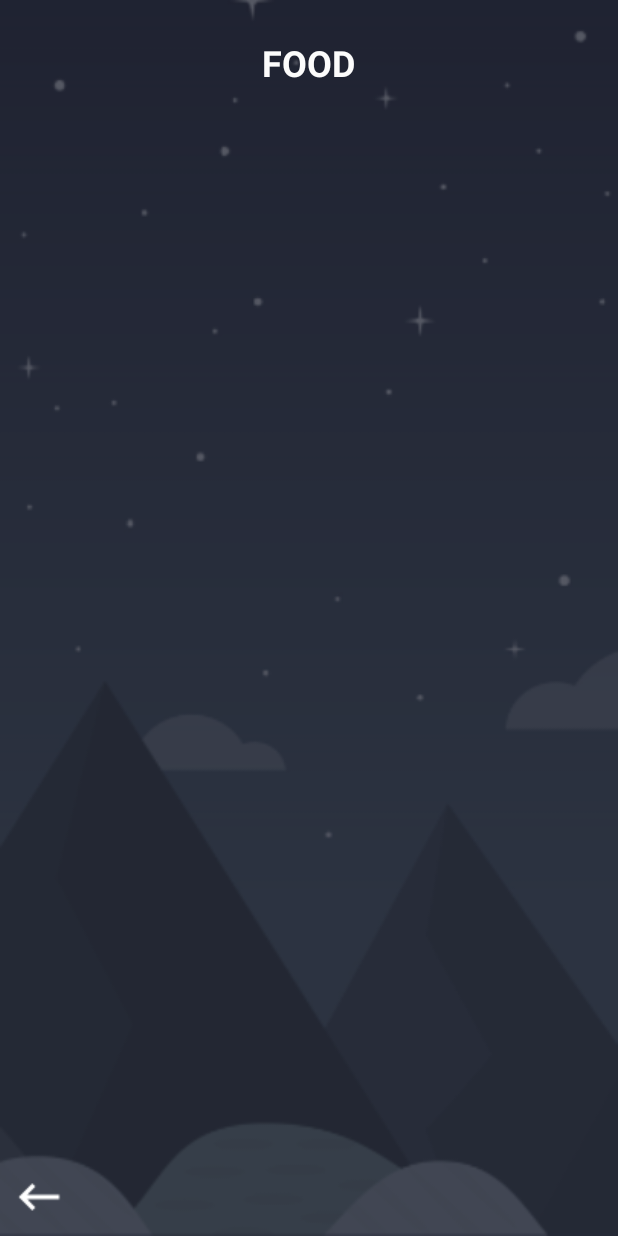
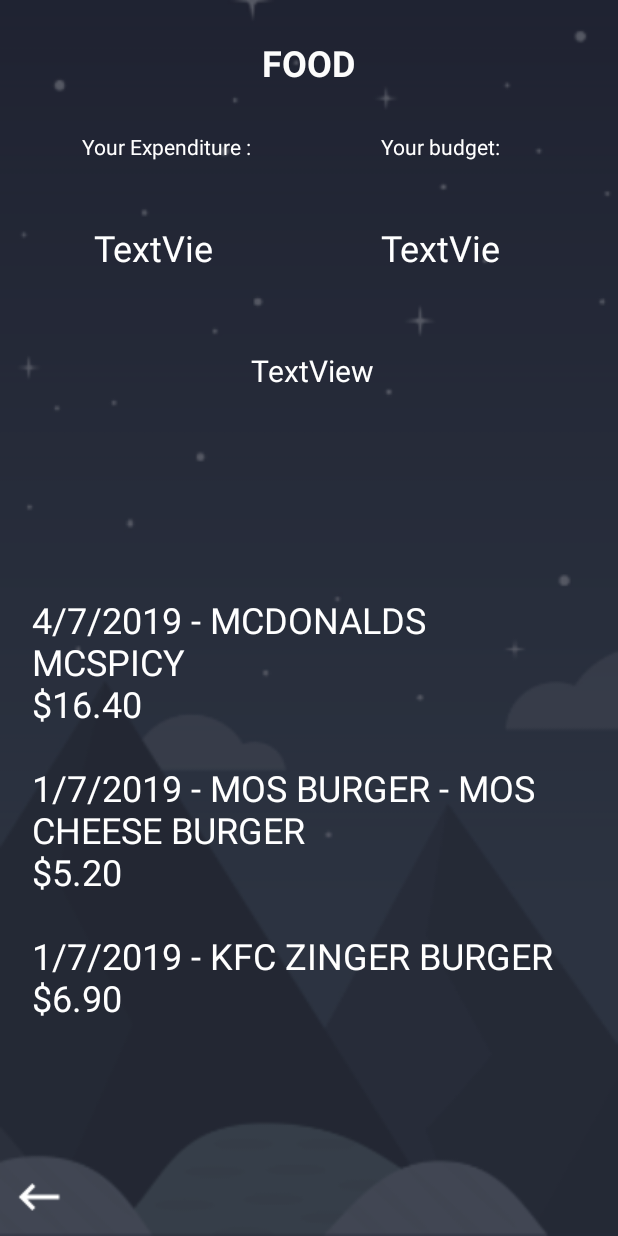
Before and after one commit to e0309463/restoreorbital, an Android app: the layout fragment_food.xml on its own in the app's theme, with its tools: preview values and no code run, on a phone screen of 412 x 824 dp. Run offline under Robolectric (Android 15) with nearby library versions, the phone set to English and light mode, and no system bars.

Commit message:
Fragment design

```diff
--- a/app/src/main/res/layout/fragment_food.xml
+++ b/app/src/main/res/layout/fragment_food.xml
@@ -6,10 +6,44 @@
     android:layout_height="match_parent"
     android:background="@drawable/caro_background"
     android:clickable="true"
-    tools:context=".FoodFragment">
+    tools:context=".BillFragment">
+
+    <TextView
+        android:id="@+id/tvBillBudgetNumber"
+        android:layout_width="93dp"
+        android:layout_height="37dp"
+        android:layout_marginTop="8dp"
+        android:layout_marginEnd="72dp"
+        android:layout_marginBottom="8dp"
+        android:gravity="center"
+        android:text="TextView"
+        android:textColor="#FFFFFF"
+        android:textSize="24sp"
+        app:layout_constraintBottom_toTopOf="@+id/tvAnalysis"
+        app:layout_constraintEnd_toEndOf="parent"
+        app:layout_constraintTop_toBottomOf="@+id/tvBillBudget"
+        app:layout_constraintVertical_bias="0.461" />
+
+    <TextView
+        android:id="@+id/textView"
+        android:layout_width="354dp"
+        android:layout_height="68dp"
+        android:layout_marginStart="8dp"
+        android:layout_marginTop="8dp"
+        android:layout_marginEnd="8dp"
+        android:gravity="center"
+        android:text="Food"
+        android:textAllCaps="true"
+        android:textColor="#FCFFFFFF"
+        android:textSize="24sp"
+        android:textStyle="bold"
+        app:layout_constraintEnd_toEndOf="parent"
+        app:layout_constraintHorizontal_bias="0.487"
+        app:layout_constraintStart_toStartOf="parent"
+        app:layout_constraintTop_toTopOf="parent" />
 
     <ImageButton
-        android:id="@+id/btnBack2"
+        android:id="@+id/btnBack"
         android:layout_width="wrap_content"
         android:layout_height="wrap_content"
         android:layout_marginStart="8dp"
@@ -26,24 +60,83 @@
         app:layout_constraintVertical_bias="1.0" />
 
     <TextView
-        android:id="@+id/textView1"
-        android:layout_width="354dp"
-        android:layout_height="68dp"
+        android:id="@+id/tvbillsInfo"
+        android:layout_width="370dp"
+        android:layout_height="351dp"
+        android:layout_marginStart="8dp"
+        android:layout_marginEnd="8dp"
+        android:layout_marginBottom="76dp"
+        android:scrollbars="vertical"
+        android:text="4/7/2019 - MCDONALDS MCSPICY \n$16.40\n\n1/7/2019 - MOS BURGER - MOS CHEESE BURGER\n$5.20 \n\n1/7/2019 - KFC ZINGER BURGER\n$6.90"
+        android:textColor="#FFFFFF"
+        android:textSize="24sp"
+        app:layout_constraintBottom_toBottomOf="parent"
+        app:layout_constraintEnd_toEndOf="parent"
+        app:layout_constraintStart_toStartOf="parent" />
+
+    <TextView
+        android:id="@+id/tvBillExpenditure"
+        android:layout_width="133dp"
+        android:layout_height="28dp"
+        android:layout_marginStart="44dp"
+        android:layout_marginTop="8dp"
+        android:text="Your Expenditure :"
+        android:textColor="#FFFFFF"
+        app:layout_constraintStart_toStartOf="parent"
+        android:gravity="center"
+        app:layout_constraintTop_toBottomOf="@+id/textView" />
+
+    <TextView
+        android:id="@+id/tvBillBudget"
+        android:layout_width="133dp"
+        android:layout_height="28dp"
         android:layout_marginStart="8dp"
         android:layout_marginTop="8dp"
         android:layout_marginEnd="8dp"
         android:gravity="center"
-        android:text="Food"
-        android:textAllCaps="true"
-        android:textColor="#FCFFFFFF"
+        android:text="Your budget:"
+        android:textColor="#FFFFFF"
+        app:layout_constraintEnd_toEndOf="parent"
+        app:layout_constraintHorizontal_bias="0.482"
+        app:layout_constraintStart_toEndOf="@+id/tvBillExpenditure"
+        app:layout_constraintTop_toBottomOf="@+id/textView" />
+
+    <TextView
+        android:id="@+id/tvAnalysis"
+        android:layout_width="383dp"
+        android:layout_height="38dp"
+        android:layout_marginStart="8dp"
+        android:layout_marginTop="8dp"
+        android:layout_marginEnd="8dp"
+        android:layout_marginBottom="8dp"
+        android:gravity="center"
+        android:text="TextView"
+        android:textColor="#FFFFFF"
+        android:textSize="20sp"
+        app:layout_constraintBottom_toTopOf="@+id/tvbillsInfo"
+        app:layout_constraintEnd_toEndOf="parent"
+        app:layout_constraintHorizontal_bias="0.666"
+        app:layout_constraintStart_toStartOf="parent"
+        app:layout_constraintTop_toBottomOf="@+id/textView"
+        app:layout_constraintVertical_bias="0.539" />
+
+    <TextView
+        android:id="@+id/tvBillExpenditureNumber"
+        android:layout_width="93dp"
+        android:layout_height="37dp"
+        android:layout_marginStart="8dp"
+        android:layout_marginTop="8dp"
+        android:layout_marginEnd="8dp"
+        android:layout_marginBottom="8dp"
+        android:gravity="center"
+        android:text="TextView"
+        android:textColor="#FFFFFF"
         android:textSize="24sp"
-        android:textStyle="bold"
-        app:layout_constraintBottom_toBottomOf="parent"
-        app:layout_constraintEnd_toEndOf="parent"
-        app:layout_constraintHorizontal_bias="0.487"
+        app:layout_constraintBottom_toTopOf="@+id/tvAnalysis"
+        app:layout_constraintEnd_toStartOf="@+id/tvBillBudgetNumber"
+        app:layout_constraintHorizontal_bias="0.344"
         app:layout_constraintStart_toStartOf="parent"
-        app:layout_constraintTop_toTopOf="parent"
-        app:layout_constraintVertical_bias="0.0" />
-
+        app:layout_constraintTop_toBottomOf="@+id/tvBillExpenditure"
+        app:layout_constraintVertical_bias="0.461" />
 
 </android.support.constraint.ConstraintLayout>
```
Also changed, not shown: app/src/main/AndroidManifest.xml (+11 -0 lines), app/src/main/java/com/example/myapplication/FoodFragment.java (+34 -2 lines), app/src/main/java/com/example/myapplication/Oauth.java (added, +38 -0 lines), app/src/main/res/layout/activity_oauth.xml (added, +9 -0 lines).
